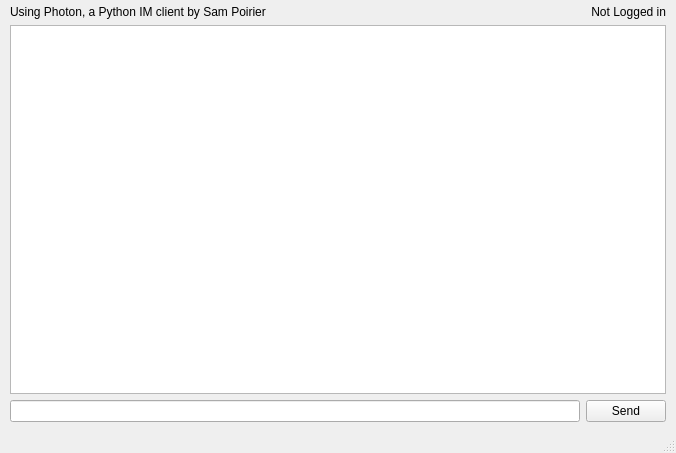
Above: Client/mainWindow.ui from darthmorf/Photon before the change. Below: the same form after it.
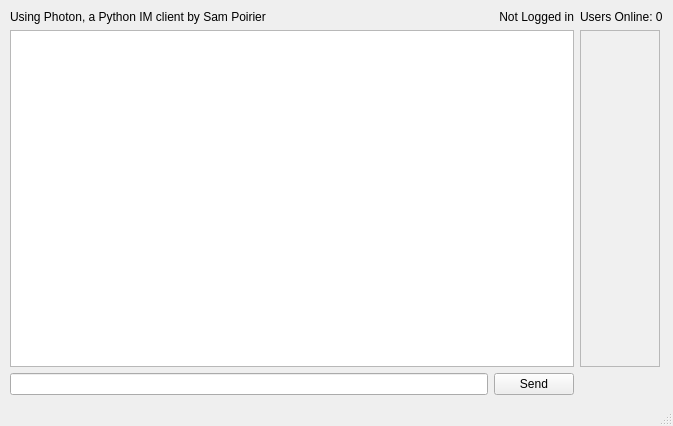
That is the form after the change. Icons and pictures are not drawn.

Commit message: Implemented list of online users

The edit to the form file:
```diff
--- a/Client/mainWindow.ui
+++ b/Client/mainWindow.ui
@@ -6,10 +6,47 @@
    <rect>
     <x>0</x>
     <y>0</y>
-    <width>676</width>
-    <height>453</height>
+    <width>673</width>
+    <height>426</height>
    </rect>
   </property>
+  <property name="palette">
+   <palette>
+    <active>
+     <colorrole role="Shadow">
+      <brush brushstyle="SolidPattern">
+       <color alpha="255">
+        <red>170</red>
+        <green>255</green>
+        <blue>127</blue>
+       </color>
+      </brush>
+     </colorrole>
+    </active>
+    <inactive>
+     <colorrole role="Shadow">
+      <brush brushstyle="SolidPattern">
+       <color alpha="255">
+        <red>170</red>
+        <green>255</green>
+        <blue>127</blue>
+       </color>
+      </brush>
+     </colorrole>
+    </inactive>
+    <disabled>
+     <colorrole role="Shadow">
+      <brush brushstyle="SolidPattern">
+       <color alpha="255">
+        <red>170</red>
+        <green>255</green>
+        <blue>127</blue>
+       </color>
+      </brush>
+     </colorrole>
+    </disabled>
+   </palette>
+  </property>
   <property name="windowTitle">
    <string>Photon - IM Client</string>
   </property>
@@ -32,11 +69,17 @@
      <number>10</number>
     </property>
     <property name="topMargin">
-     <number>5</number>
+     <number>10</number>
     </property>
     <property name="rightMargin">
      <number>10</number>
     </property>
+    <property name="bottomMargin">
+     <number>9</number>
+    </property>
+    <item row="3" column="0">
+     <widget class="QLineEdit" name="messageInput"/>
+    </item>
     <item row="0" column="0">
      <widget class="QLabel" name="label">
       <property name="text">
@@ -44,6 +87,22 @@
       </property>
      </widget>
     </item>
+    <item row="3" column="1">
+     <widget class="QPushButton" name="messageInputButton">
+      <property name="cursor">
+       <cursorShape>PointingHandCursor</cursorShape>
+      </property>
+      <property name="text">
+       <string>Send</string>
+      </property>
+      <property name="iconSize">
+       <size>
+        <width>20</width>
+        <height>20</height>
+       </size>
+      </property>
+     </widget>
+    </item>
     <item row="0" column="1">
      <widget class="QLabel" name="usernameLabel">
       <property name="sizePolicy">
@@ -63,7 +122,7 @@
       </property>
      </widget>
     </item>
-    <item row="1" column="0" colspan="2">
+    <item row="2" column="0" colspan="2">
      <widget class="QTextBrowser" name="chatBox">
       <property name="cursor" stdset="0">
        <cursorShape>IBeamCursor</cursorShape>
@@ -80,22 +139,75 @@
       </property>
      </widget>
     </item>
-    <item row="2" column="0">
-     <widget class="QLineEdit" name="messageInput"/>
-    </item>
-    <item row="2" column="1">
-     <widget class="QPushButton" name="messageInputButton">
-      <property name="cursor">
-       <cursorShape>PointingHandCursor</cursorShape>
+    <item row="2" column="2">
+     <widget class="QTextEdit" name="userListBox">
+      <property name="enabled">
+       <bool>true</bool>
       </property>
-      <property name="text">
-       <string>Send</string>
-      </property>
-      <property name="iconSize">
+      <property name="maximumSize">
        <size>
-        <width>20</width>
-        <height>20</height>
+        <width>80</width>
+        <height>16777215</height>
        </size>
+      </property>
+      <property name="palette">
+       <palette>
+        <active>
+         <colorrole role="Base">
+          <brush brushstyle="SolidPattern">
+           <color alpha="255">
+            <red>240</red>
+            <green>240</green>
+            <blue>240</blue>
+           </color>
+          </brush>
+         </colorrole>
+        </active>
+        <inactive>
+         <colorrole role="Base">
+          <brush brushstyle="SolidPattern">
+           <color alpha="255">
+            <red>240</red>
+            <green>240</green>
+            <blue>240</blue>
+           </color>
+          </brush>
+         </colorrole>
+        </inactive>
+        <disabled>
+         <colorrole role="Base">
+          <brush brushstyle="SolidPattern">
+           <color alpha="255">
+            <red>240</red>
+            <green>240</green>
+            <blue>240</blue>
+           </color>
+          </brush>
+         </colorrole>
+        </disabled>
+       </palette>
+      </property>
+      <property name="readOnly">
+       <bool>true</bool>
+      </property>
+     </widget>
+    </item>
+    <item row="0" column="2">
+     <widget class="QLabel" name="userCountLabel">
+      <property name="sizePolicy">
+       <sizepolicy hsizetype="Preferred" vsizetype="Preferred">
+        <horstretch>0</horstretch>
+        <verstretch>0</verstretch>
+       </sizepolicy>
+      </property>
+      <property name="layoutDirection">
+       <enum>Qt::LeftToRight</enum>
+      </property>
+      <property name="text">
+       <string>Users Online: 0</string>
+      </property>
+      <property name="alignment">
+       <set>Qt::AlignLeading|Qt::AlignLeft|Qt::AlignVCenter</set>
       </property>
      </widget>
     </item>
```
The commit also changes 4 other files.
